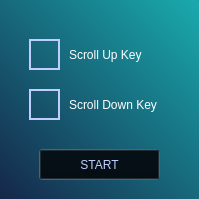
Qt form main.ui (lawric1/Scroller) before a commit.
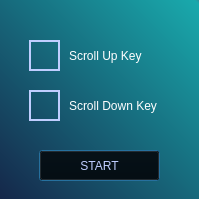
The same form after that commit.

Commit message: Add Stop button Fix issues

Diff of the .ui file:
```diff
--- a/main.ui
+++ b/main.ui
@@ -23,10 +23,13 @@
    <string notr="true"/>
   </property>
   <widget class="QWidget" name="bgwidget" native="true">
+   <property name="enabled">
+    <bool>true</bool>
+   </property>
    <property name="geometry">
     <rect>
      <x>-1</x>
-     <y>-1</y>
+     <y>0</y>
      <width>201</width>
      <height>201</height>
     </rect>
@@ -37,6 +40,9 @@
 }</string>
    </property>
    <widget class="QLineEdit" name="field1">
+    <property name="enabled">
+     <bool>true</bool>
+    </property>
     <property name="geometry">
      <rect>
       <x>30</x>
@@ -103,6 +109,9 @@
     </property>
    </widget>
    <widget class="QLineEdit" name="field2">
+    <property name="enabled">
+     <bool>true</bool>
+    </property>
     <property name="geometry">
      <rect>
       <x>30</x>
```
Left out of the diff: 10 changed lines with no effect on the pictures. The commit also changes 3 other files.
